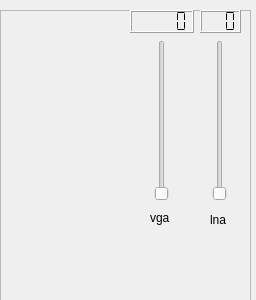
JvanKatwijk/swradio-8, file devices/hackrf-handler/hackrf-widget.ui: the form before one commit.
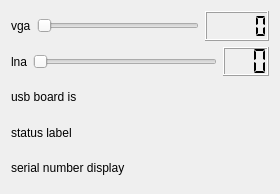
The form after the commit.

Patch:
```diff
--- a/devices/hackrf-handler/hackrf-widget.ui
+++ b/devices/hackrf-handler/hackrf-widget.ui
@@ -6,168 +6,95 @@
    <rect>
     <x>0</x>
     <y>0</y>
-    <width>256</width>
-    <height>300</height>
+    <width>280</width>
+    <height>194</height>
    </rect>
   </property>
   <property name="windowTitle">
    <string>HACKRF control</string>
   </property>
-  <widget class="QFrame" name="frame">
-   <property name="geometry">
-    <rect>
-     <x>0</x>
-     <y>10</y>
-     <width>251</width>
-     <height>291</height>
-    </rect>
-   </property>
-   <property name="frameShape">
-    <enum>QFrame::StyledPanel</enum>
-   </property>
-   <property name="frameShadow">
-    <enum>QFrame::Raised</enum>
-   </property>
-   <widget class="QLabel" name="statusLabel">
-    <property name="geometry">
-     <rect>
-      <x>16</x>
-      <y>180</y>
-      <width>121</width>
-      <height>21</height>
-     </rect>
-    </property>
-    <property name="text">
-     <string/>
-    </property>
-   </widget>
-   <widget class="QSlider" name="lnagainSlider">
-    <property name="geometry">
-     <rect>
-      <x>210</x>
-      <y>30</y>
-      <width>20</width>
-      <height>161</height>
-     </rect>
-    </property>
-    <property name="maximum">
-     <number>39</number>
-    </property>
-    <property name="orientation">
-     <enum>Qt::Vertical</enum>
-    </property>
-   </widget>
-   <widget class="QLCDNumber" name="lnagainDisplay">
-    <property name="geometry">
-     <rect>
-      <x>200</x>
-      <y>0</y>
-      <width>41</width>
-      <height>23</height>
-     </rect>
-    </property>
-    <property name="digitCount">
-     <number>3</number>
-    </property>
-    <property name="segmentStyle">
-     <enum>QLCDNumber::Flat</enum>
-    </property>
-   </widget>
-   <widget class="QLabel" name="serialNumber">
-    <property name="geometry">
-     <rect>
-      <x>10</x>
-      <y>210</y>
-      <width>141</width>
-      <height>20</height>
-     </rect>
-    </property>
-    <property name="text">
-     <string/>
-    </property>
-   </widget>
-   <widget class="QSlider" name="vgagainSlider">
-    <property name="geometry">
-     <rect>
-      <x>150</x>
-      <y>30</y>
-      <width>24</width>
-      <height>161</height>
-     </rect>
-    </property>
-    <property name="maximum">
-     <number>62</number>
-    </property>
-    <property name="orientation">
-     <enum>Qt::Vertical</enum>
-    </property>
-   </widget>
-   <widget class="QLCDNumber" name="vgagainDisplay">
-    <property name="geometry">
-     <rect>
-      <x>130</x>
-      <y>0</y>
-      <width>64</width>
-      <height>23</height>
-     </rect>
-    </property>
-    <property name="segmentStyle">
-     <enum>QLCDNumber::Flat</enum>
-    </property>
-   </widget>
-   <widget class="QLabel" name="label_2">
-    <property name="geometry">
-     <rect>
-      <x>150</x>
-      <y>200</y>
-      <width>31</width>
-      <height>16</height>
-     </rect>
-    </property>
-    <property name="text">
-     <string>vga</string>
-    </property>
-   </widget>
-   <widget class="QLabel" name="label_3">
-    <property name="geometry">
-     <rect>
-      <x>210</x>
-      <y>200</y>
-      <width>31</width>
-      <height>20</height>
-     </rect>
-    </property>
-    <property name="text">
-     <string>lna</string>
-    </property>
-   </widget>
-   <widget class="QLabel" name="serial_number_display">
-    <property name="geometry">
-     <rect>
-      <x>10</x>
-      <y>220</y>
-      <width>231</width>
-      <height>16</height>
-     </rect>
-    </property>
-    <property name="text">
-     <string/>
-    </property>
-   </widget>
-   <widget class="QLabel" name="usb_board_id_display">
-    <property name="geometry">
-     <rect>
-      <x>10</x>
-      <y>180</y>
-      <width>111</width>
-      <height>16</height>
-     </rect>
-    </property>
-    <property name="text">
-     <string/>
-    </property>
-   </widget>
-  </widget>
+  <layout class="QVBoxLayout" name="verticalLayout">
+   <item>
+    <layout class="QHBoxLayout" name="horizontalLayout">
+     <item>
+      <widget class="QLabel" name="label_2">
+       <property name="text">
+        <string>vga</string>
+       </property>
+      </widget>
+     </item>
+     <item>
+      <widget class="QSlider" name="vgaGainSlider">
+       <property name="maximum">
+        <number>62</number>
+       </property>
+       <property name="orientation">
+        <enum>Qt::Horizontal</enum>
+       </property>
+      </widget>
+     </item>
+     <item>
+      <widget class="QLCDNumber" name="vgagainDisplay">
+       <property name="segmentStyle">
+        <enum>QLCDNumber::Flat</enum>
+       </property>
+      </widget>
+     </item>
+    </layout>
+   </item>
+   <item>
+    <layout class="QHBoxLayout" name="horizontalLayout_2">
+     <item>
+      <widget class="QLabel" name="label_3">
+       <property name="text">
+        <string>lna</string>
+       </property>
+      </widget>
+     </item>
+     <item>
+      <widget class="QSlider" name="lnaGainSlider">
+       <property name="maximum">
+        <number>32</number>
+       </property>
+       <property name="orientation">
+        <enum>Qt::Horizontal</enum>
+       </property>
+      </widget>
+     </item>
+     <item>
+      <widget class="QLCDNumber" name="lnagainDisplay">
+       <property name="digitCount">
+        <number>3</number>
+       </property>
+       <property name="segmentStyle">
+        <enum>QLCDNumber::Flat</enum>
+       </property>
+      </widget>
+     </item>
+    </layout>
+   </item>
+   <item>
+    <widget class="QLabel" name="usb_board_id_display">
+     <property name="text">
+      <string>usb board is</string>
+     </property>
+    </widget>
+   </item>
+   <item>
+    <widget class="QLabel" name="statusLabel">
+     <property name="text">
+      <string>status label</string>
+     </property>
+    </widget>
+   </item>
+   <item>
+    <widget class="QLabel" name="serial_number_display">
+     <property name="text">
+      <string>serial number display</string>
+     </property>
+    </widget>
+   </item>
+  </layout>
  </widget>
  <resources/>
  <connections/>
```
